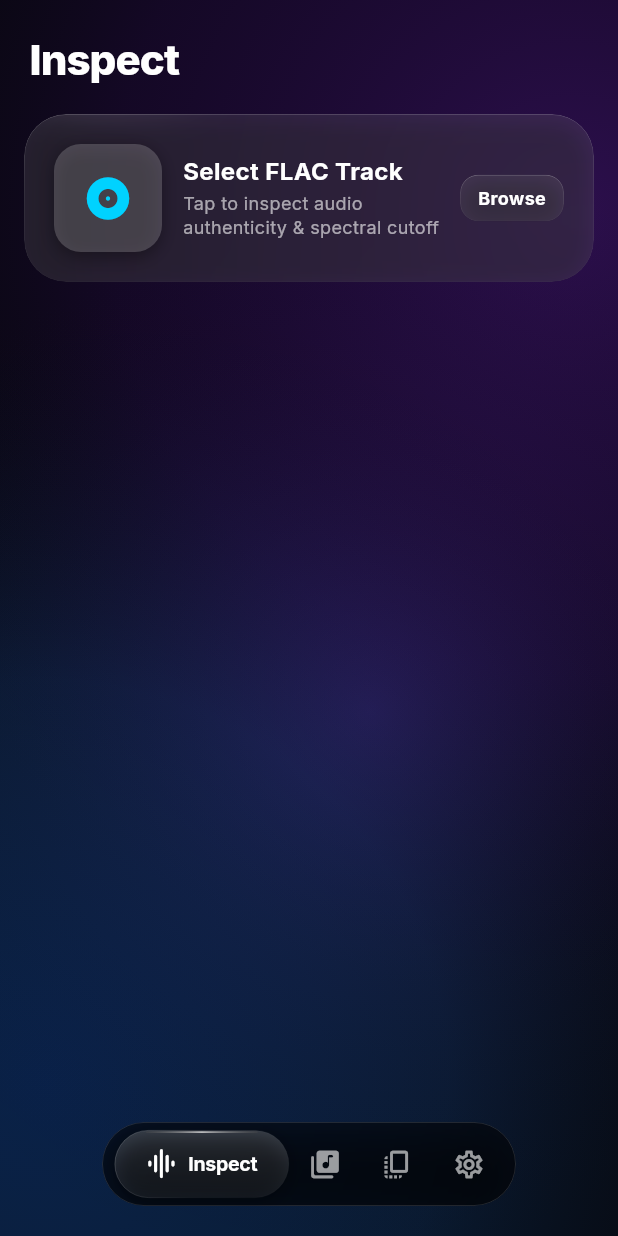
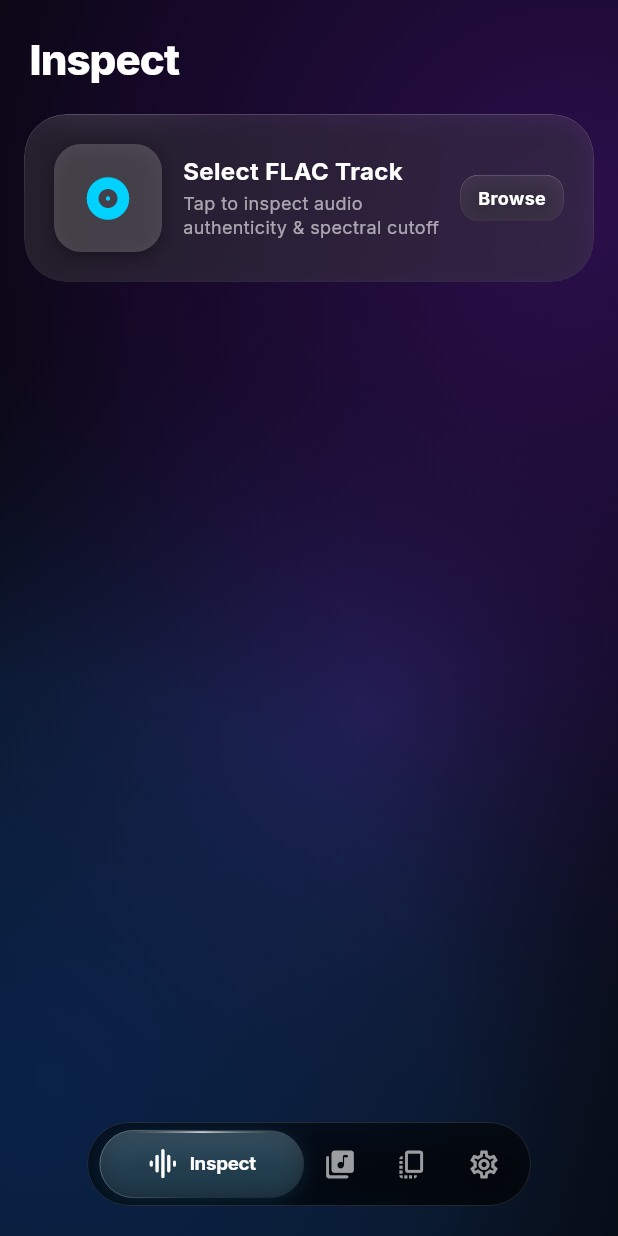
Before and after one commit to Clash-Projects/acoustiq, a Flutter app: the screen it shows after launch, on a phone screen of 412 x 824 dp. Run offline on Flutter 3.47's test engine with Material 3 defaults, Android fonts, the phone set to English and light mode, and no system bars; our stand-ins replace file_picker, permission_handler.

Commit message:
fix: navbar duplicates label truncation and accent glow (Step 2) [skip ci]

```diff
--- a/lib/widgets/liquid_lens_dock.dart
+++ b/lib/widgets/liquid_lens_dock.dart
@@ -37,8 +37,8 @@ class _LiquidLensNavBarState extends State<LiquidLensNavBar> {
   static const double _kPaddingH = 8.0;
   static const double _kDockHeight = 56.0;
   static const double _kInactiveWidth = 48.0;
-  static const double _kActiveWidth = 116.0;
-  static const double _kTotalWidth = (2 * _kPaddingH) + (3 * _kInactiveWidth) + _kActiveWidth; // 268.0
+  static const double _kActiveWidth = 136.0;
+  static const double _kTotalWidth = (2 * _kPaddingH) + (3 * _kInactiveWidth) + _kActiveWidth; // 296.0
 
   int _lastHapticIndex = -1;
 
@@ -92,6 +92,7 @@ class _LiquidLensNavBarState extends State<LiquidLensNavBar> {
       builder: (context, _) {
         final isDark = appState.isCurrentDark(context);
         final useGlass = appState.isLiquidGlass;
+        final activeAccent = appState.getAccentColor(context);
 
         // 1:1 LastWave Architecture: Pure Achromatic Black Translucent Substrate (ZERO navy blue)
         // Scrim alpha 0.48 lets scrolling album art bleed through naturally without color distortion
@@ -150,6 +151,7 @@ class _LiquidLensNavBarState extends State<LiquidLensNavBar> {
                         isSelected: isSelected,
                         isDark: isDark,
                         useGlass: useGlass,
+                        activeAccent: activeAccent,
                         onTap: () => _selectTab(index),
                       );
                     }),
@@ -171,6 +173,7 @@ class _IntegratedDockTab extends StatelessWidget {
   final bool isSelected;
   final bool isDark;
   final bool useGlass;
+  final Color activeAccent;
   final VoidCallback onTap;
 
   const _IntegratedDockTab({
@@ -179,12 +182,13 @@ class _IntegratedDockTab extends StatelessWidget {
     required this.isSelected,
     required this.isDark,
     required this.useGlass,
+    required this.activeAccent,
     required this.onTap,
   });
 
   @override
   Widget build(BuildContext context) {
-    const activeWidth = 116.0;
+    const activeWidth = 136.0;
     const inactiveWidth = 48.0;
 
     final activeColor = isDark ? Colors.white : AppColors.lightTextPrimary;
@@ -206,6 +210,7 @@ class _IntegratedDockTab extends StatelessWidget {
               ? _AchromaticWaterLensPill(
                   isDark: isDark,
                   useGlass: useGlass,
+                  activeAccent: activeAccent,
                   child: Row(
                     mainAxisAlignment: MainAxisAlignment.center,
                     children: [
@@ -226,19 +231,19 @@ class _IntegratedDockTab extends StatelessWidget {
                         },
                       ),
                       const SizedBox(width: 8),
-                      // Smoothly expanding label
+                      // Smoothly expanding label - No truncation!
                       Flexible(
                         child: Text(
                           label,
                           style: TextStyle(
                             fontFamily: 'Inter',
-                            fontSize: 13,
+                            fontSize: 12.5,
                             fontWeight: FontWeight.w700,
                             letterSpacing: -0.2,
                             color: activeColor,
                           ),
                           maxLines: 1,
-                          overflow: TextOverflow.ellipsis,
+                          overflow: TextOverflow.clip,
                         ),
                       ),
                     ],
@@ -260,18 +265,20 @@ class _IntegratedDockTab extends StatelessWidget {
 /// Achromatic Water Lens Pill Container
 ///
 /// Implements true physical water droplet optics:
-/// - Pure water-clear body (NO cyan dye).
+/// - Pure water-clear body with subtle activeAccent optical illumination.
 /// - Top specular highlight arc catching ambient overhead illumination.
 /// - Meniscus depth refraction.
 /// - Soft contact drop shadow.
 class _AchromaticWaterLensPill extends StatelessWidget {
   final bool isDark;
   final bool useGlass;
+  final Color activeAccent;
   final Widget child;
 
   const _AchromaticWaterLensPill({
     required this.isDark,
     required this.useGlass,
+    required this.activeAccent,
     required this.child,
   });
 
@@ -280,7 +287,7 @@ class _AchromaticWaterLensPill extends StatelessWidget {
     if (!useGlass) {
       final solidBg = isDark ? const Color(0xFF222B34) : const Color(0xFFE2E8F0);
       return Container(
-        padding: const EdgeInsets.symmetric(horizontal: 14),
+        padding: const EdgeInsets.symmetric(horizontal: 12),
         decoration: BoxDecoration(
           color: solidBg,
           borderRadius: BorderRadius.circular(23),
@@ -291,16 +298,18 @@ class _AchromaticWaterLensPill extends StatelessWidget {
     }
 
     return CustomPaint(
-      painter: _WaterDropletLensPainter(isDark: isDark),
+      painter: _WaterDropletLensPainter(isDark: isDark, activeAccent: activeAccent),
       child: Container(
-        padding: const EdgeInsets.symmetric(horizontal: 14),
+        padding: const EdgeInsets.symmetric(horizontal: 12),
         decoration: BoxDecoration(
           borderRadius: BorderRadius.circular(23),
           boxShadow: [
             BoxShadow(
-              color: Colors.black.withOpacity(isDark ? 0.35 : 0.08),
+              color: isDark
+                  ? activeAccent.withOpacity(0.18)
+                  : activeAccent.withOpacity(0.10),
               blurRadius: 10,
-              offset: const Offset(0, 3),
+              offset: const Offset(0, 2),
             ),
           ],
         ),
@@ -314,8 +323,9 @@ class _AchromaticWaterLensPill extends StatelessWidget {
 /// CustomPainter rendering Achromatic Optical Water Meniscus & Specular Light Arc
 class _WaterDropletLensPainter extends CustomPainter {
   final bool isDark;
+  final Color activeAccent;
 
-  _WaterDropletLensPainter({required this.isDark});
+  _WaterDropletLensPainter({required this.isDark, required this.activeAccent});
 
   @override
   void paint(Canvas canvas, Size size) {
@@ -324,21 +334,21 @@ class _WaterDropletLensPainter extends CustomPainter {
       const Radius.circular(23),
     );
 
-    // 1. Water-Clear Translucent Refraction Body (100% Achromatic, ZERO cyan or blue)
+    // 1. Water-Clear Translucent Refraction Body with delicate harmonic accent aura
     final bodyPaint = Paint()
       ..shader = LinearGradient(
         begin: Alignment.topCenter,
         end: Alignment.bottomCenter,
         colors: isDark
             ? [
-                Colors.white.withOpacity(0.22), // Clean ambient specular catch
-                Colors.white.withOpacity(0.14),
-                Colors.white.withOpacity(0.09), // Pure neutral achromatic base
+                Color.lerp(Colors.white, activeAccent, 0.16)!.withOpacity(0.24),
+                Color.lerp(Colors.white, activeAccent, 0.12)!.withOpacity(0.15),
+                Color.lerp(Colors.white, activeAccent, 0.08)!.withOpacity(0.10),
               ]
             : [
-                Colors.black.withOpacity(0.08),
-                Colors.black.withOpacity(0.06),
-                Colors.black.withOpacity(0.04),
+                Color.lerp(Colors.black, activeAccent, 0.12)!.withOpacity(0.09),
+                Color.lerp(Colors.black, activeAccent, 0.08)!.withOpacity(0.06),
+                Color.lerp(Colors.black, activeAccent, 0.04)!.withOpacity(0.04),
               ],
       ).createShader(Offset.zero & size);
 
@@ -362,7 +372,7 @@ class _WaterDropletLensPainter extends CustomPainter {
 
     canvas.drawPath(topArcPath, topArcPaint);
 
-    // 3. Crisp Optical Contour (Very subtle white light refraction edge)
+    // 3. Crisp Optical Contour (Refraction rim with subtle accent specular gleam)
     final borderPaint = Paint()
       ..style = PaintingStyle.stroke
       ..strokeWidth = 0.6
@@ -371,8 +381,8 @@ class _WaterDropletLensPainter extends CustomPainter {
         end: Alignment.bottomRight,
         colors: isDark
             ? [
-                const Color(0x40FFFFFF),
-                const Color(0x10FFFFFF),
+                Color.lerp(Colors.white, activeAccent, 0.25)!.withOpacity(0.45),
+                const Color(0x15FFFFFF),
                 const Color(0x05FFFFFF),
               ]
             : [
@@ -387,6 +397,6 @@ class _WaterDropletLensPainter extends CustomPainter {
 
   @override
   bool shouldRepaint(covariant _WaterDropletLensPainter oldDelegate) {
-    return oldDelegate.isDark != isDark;
+    return oldDelegate.isDark != isDark || oldDelegate.activeAccent != activeAccent;
   }
 }
```
